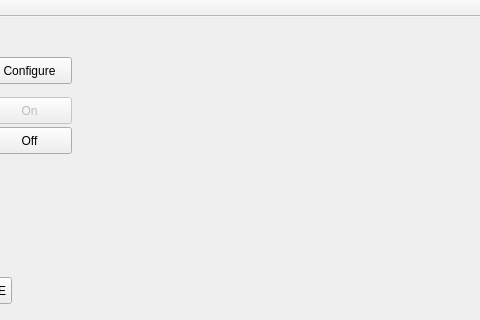
The window that mainwindow.ui (bartslinger/cx10_vision) describes before a commit, drawn with Qt 5; both pictures show x 493 to 973 and y 0 to 320 of the 973 by 832 pixel window.
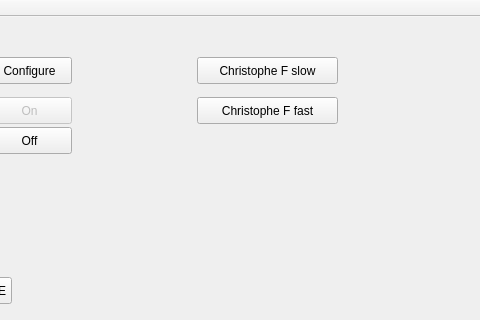
The same window after the commit. Custom widgets are drawn as their Qt base class.

Commit message: Added multiple playback options

```diff
--- a/mainwindow.ui
+++ b/mainwindow.ui
@@ -641,6 +641,32 @@
      <string>Throttle correction</string>
     </property>
    </widget>
+   <widget class="QPushButton" name="altPlayback1">
+    <property name="geometry">
+     <rect>
+      <x>690</x>
+      <y>40</y>
+      <width>141</width>
+      <height>27</height>
+     </rect>
+    </property>
+    <property name="text">
+     <string>Christophe F slow</string>
+    </property>
+   </widget>
+   <widget class="QPushButton" name="altPlayback2">
+    <property name="geometry">
+     <rect>
+      <x>690</x>
+      <y>80</y>
+      <width>141</width>
+      <height>27</height>
+     </rect>
+    </property>
+    <property name="text">
+     <string>Christophe F fast</string>
+    </property>
+   </widget>
   </widget>
   <widget class="QMenuBar" name="menuBar">
    <property name="geometry">
```
The commit also changes 5 other files.
